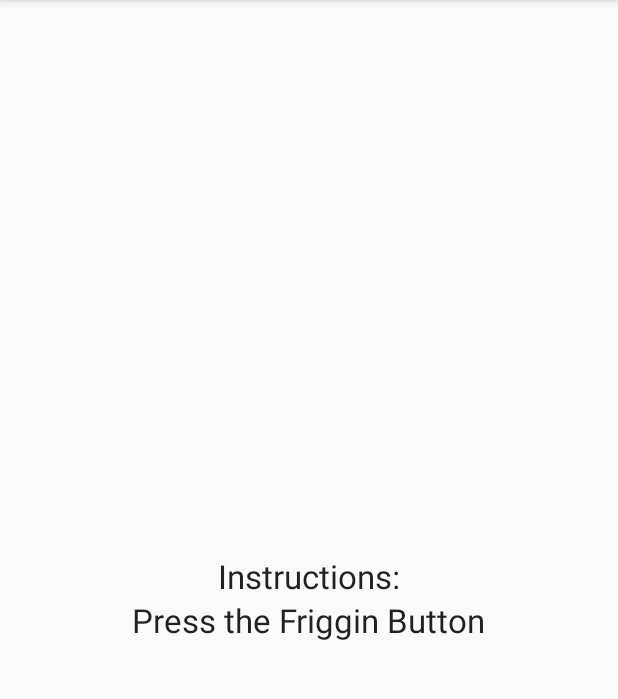
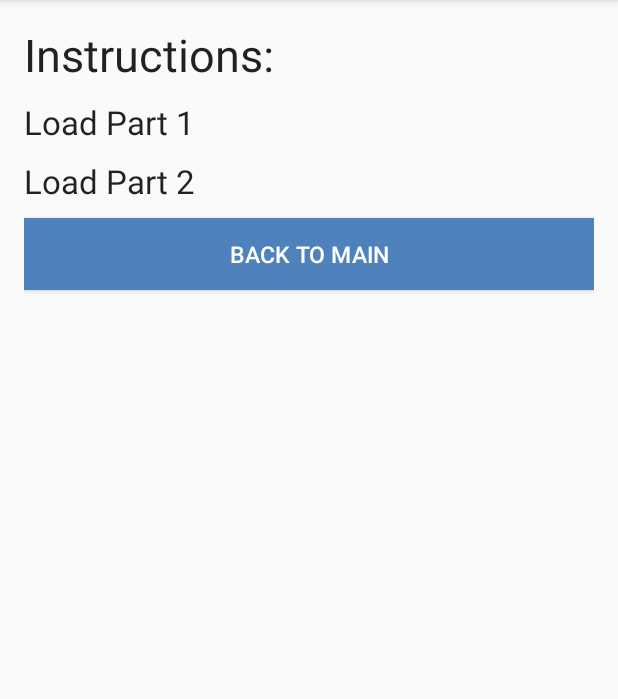
Before and after one commit to JerimyTate/ThirtySecondSmash, an Android app: the screen it shows after launch (PlayerInstructions), after a tap on "INSTRUCTIONS", on a phone screen of 412 x 824 dp, the part 84-783 px from its top. Run offline under Robolectric (Android 15) with nearby library versions, the phone set to English and light mode, and no system bars.

Commit message:
Multiple modifications
Game Activity java, Main Activity java + xml, Player Instructions java +
xml, and All + Own High Scores xml.

```diff
--- a/app/src/main/java/com/pressthatbutton/thirtysecondsmash/MainActivity.java
+++ b/app/src/main/java/com/pressthatbutton/thirtysecondsmash/MainActivity.java
@@ -12,7 +12,7 @@ public class MainActivity extends AppCompatActivity {
     public Button btnStartGame;
     public Button btnMainToOwn;
     public Button btnMainToAll;
-    public Button btnHelp;
+    public Button btnMainToHelp;
     public Button btnChangeName;
 
     @Override
@@ -20,6 +20,15 @@ public class MainActivity extends AppCompatActivity {
         super.onCreate(savedInstanceState);
         setContentView(R.layout.activity_main);
 
+        btnStartGame = (Button)findViewById(R.id.btnStartGame);
+
+        btnMainToOwn = (Button)findViewById(R.id.btnMainToOwn);
+
+        btnMainToAll = (Button)findViewById(R.id.btnMainToAll);
+
+        btnMainToHelp = (Button)findViewById(R.id.btnMainToHelp);
+
+        btnChangeName = (Button)findViewById(R.id.btnChangeName);
     }
 
     @Override
--- a/app/src/main/java/com/pressthatbutton/thirtysecondsmash/PlayerInstructions.java
+++ b/app/src/main/java/com/pressthatbutton/thirtysecondsmash/PlayerInstructions.java
@@ -2,12 +2,22 @@ package com.pressthatbutton.thirtysecondsmash;
 
 import android.support.v7.app.AppCompatActivity;
 import android.os.Bundle;
+import android.widget.Button;
+import android.widget.TextView;
 
 public class PlayerInstructions extends AppCompatActivity {
+
+    public TextView txtInstruction1;
+    public TextView txtInstruction2;
+    public Button btnHelpToMain;
 
     @Override
     protected void onCreate(Bundle savedInstanceState) {
         super.onCreate(savedInstanceState);
         setContentView(R.layout.activity_player_instructions);
+
+        txtInstruction1 = (TextView)findViewById(R.id.txt_instructions_1);
+        txtInstruction2 = (TextView)findViewById(R.id.txt_instructions_2);
+        btnHelpToMain = (Button)findViewById(R.id.btnHelpToMain);
     }
 }
--- a/app/src/main/res/layout/activity_main.xml
+++ b/app/src/main/res/layout/activity_main.xml
@@ -70,7 +70,7 @@
         android:layout_height="wrap_content"
         android:orientation="horizontal">
         <Button
-            android:id="@+id/btnHelp"
+            android:id="@+id/btnMainToHelp"
             android:layout_width="match_parent"
             android:layout_height="wrap_content"
             android:layout_weight="1"
--- a/app/src/main/res/layout/activity_player_instructions.xml
+++ b/app/src/main/res/layout/activity_player_instructions.xml
@@ -1,5 +1,5 @@
 <?xml version="1.0" encoding="utf-8"?>
-<RelativeLayout xmlns:android="http://schemas.android.com/apk/res/android"
+<LinearLayout xmlns:android="http://schemas.android.com/apk/res/android"
     xmlns:tools="http://schemas.android.com/tools"
     android:layout_width="match_parent"
     android:layout_height="match_parent"
@@ -7,23 +7,37 @@
     android:paddingLeft="@dimen/activity_horizontal_margin"
     android:paddingRight="@dimen/activity_horizontal_margin"
     android:paddingTop="@dimen/activity_vertical_margin"
+    android:orientation="vertical"
     tools:context="com.pressthatbutton.thirtysecondsmash.PlayerInstructions">
 
     <TextView
         android:layout_width="wrap_content"
         android:layout_height="wrap_content"
         android:textAppearance="?android:attr/textAppearanceLarge"
-        android:text="Instructions:"
-        android:id="@+id/textView4"
-        android:layout_centerVertical="true"
-        android:layout_centerHorizontal="true" />
+        android:textSize="30dp"
+        android:layout_marginBottom="10dp"
+        android:text="Instructions:" />
 
     <TextView
+        android:id="@+id/txt_instructions_1"
         android:layout_width="wrap_content"
         android:layout_height="wrap_content"
         android:textAppearance="?android:attr/textAppearanceLarge"
-        android:text="Press the Friggin Button"
-        android:id="@+id/textView5"
-        android:layout_below="@+id/textView4"
-        android:layout_centerHorizontal="true" />
-</RelativeLayout>
+        android:layout_marginBottom="10dp"
+        android:text="Load Part 1"/>
+    <TextView
+        android:id="@+id/txt_instructions_2"
+        android:layout_width="wrap_content"
+        android:layout_height="wrap_content"
+        android:textAppearance="?android:attr/textAppearanceLarge"
+        android:layout_marginBottom="10dp"
+        android:text="Load Part 2"/>
+    <Button
+        android:id="@+id/btnHelpToMain"
+        android:layout_width="match_parent"
+        android:layout_height="wrap_content"
+        android:background="@color/colorLightBlue"
+        android:textSize="15sp"
+        android:textColor="#fff"
+        android:text="Back to Main"/>
+</LinearLayout>
--- a/app/src/main/res/values/strings.xml
+++ b/app/src/main/res/values/strings.xml
@@ -2,9 +2,6 @@
     <string name="app_name">ThirtySecondSmash</string>
     <string name="title">30 Second Smash</string>
     <string name="action_settings">Settings</string>
-
-    <!-- TODO: Remove or change this placeholder text -->
-    <string name="hello_blank_fragment">Hello blank fragment</string>
 
     <!-- Login Screen Text? -->
     <string name="hello_world">Hello world!</string>
```
Also changed, not shown: app/src/main/java/com/pressthatbutton/thirtysecondsmash/GameActivity.java (+0 -9 lines), app/src/main/res/layout/activity_show_all_high_scores.xml (+47 -21 lines), app/src/main/res/layout/activity_show_own_high_scores.xml (+38 -12 lines).
